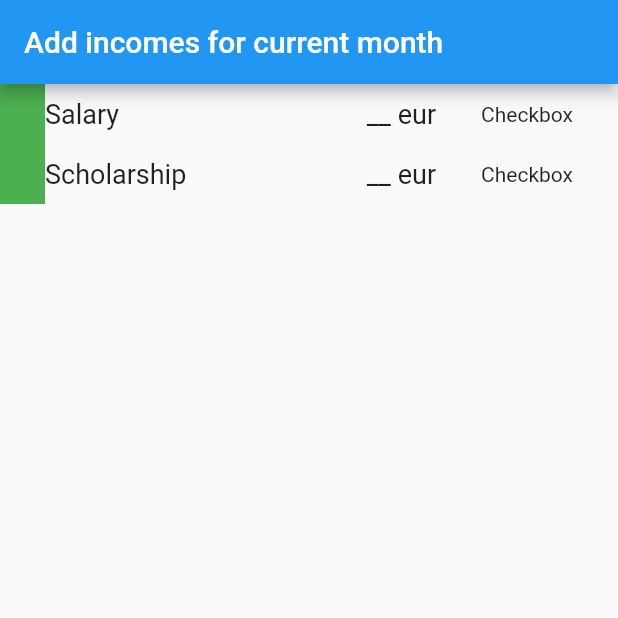
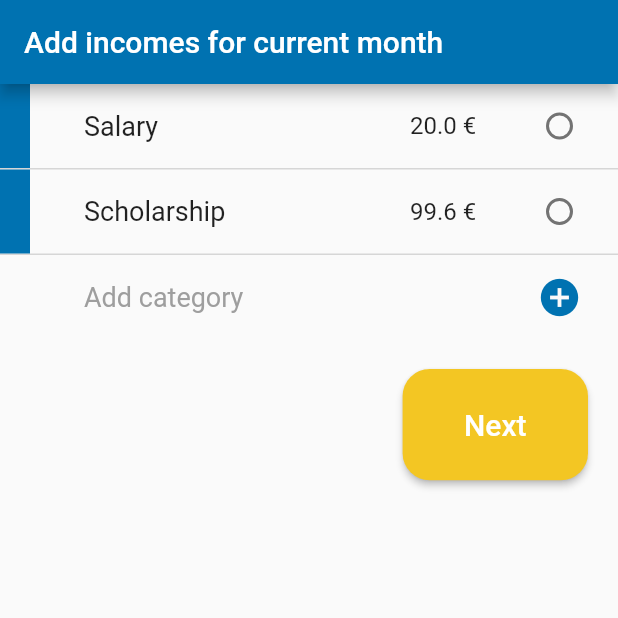
Before and after one commit to ElinaMaleksa/wisebu, a Flutter app: the screen it shows after launch, after a tap on an icon or button, on a phone screen of 412 x 824 dp, the top half of it. Run offline on Flutter 3.47's test engine with Material 2 defaults, Android fonts, the phone set to English and light mode, and no system bars; our stand-ins replace circular_check_box; missing offline and left inert: clippy_flutter.

Commit message:
screens update

```diff
--- /dev/null
+++ b/lib/data/Category.dart
@@ -0,0 +1,15 @@
+import 'package:flutter/cupertino.dart';
+
+class Category {
+  String title;
+  String type; // income or expense
+  double value;
+  bool doShow;
+
+  Category({
+    @required this.title,
+    @required this.type,
+    @required this.value,
+    @required this.doShow,
+  });
+}
--- a/lib/main.dart
+++ b/lib/main.dart
@@ -12,6 +12,8 @@ class MyApp extends StatelessWidget {
       title: 'WiseBu',
       theme: ThemeData(
         primarySwatch: Colors.blue,
+        primaryColor: Color(0xFF0072B1),
+        accentColor: Color(0xFFF3C623),
         visualDensity: VisualDensity.adaptivePlatformDensity,
       ),
       home: OpenScreen(),
--- /dev/null
+++ b/lib/screens/MainScreen.dart
@@ -0,0 +1,18 @@
+import 'package:flutter/cupertino.dart';
+import 'package:flutter/material.dart';
+
+class MainScreen extends StatelessWidget {
+  @override
+  Widget build(BuildContext context) {
+    return Scaffold(
+      appBar: AppBar(
+        title: Text("BUDGET"),
+        // disable going back from appBar
+        automaticallyImplyLeading: false,
+      ),
+      body: Center(
+        child: Text("This is the main screen."),
+      ),
+    );
+  }
+}
--- a/lib/screens/OpenScreen.dart
+++ b/lib/screens/OpenScreen.dart
@@ -1,13 +1,15 @@
 import 'package:clippy_flutter/arc.dart';
 import 'package:flutter/cupertino.dart';
 import 'package:flutter/material.dart';
-import 'package:wisebu/screens/StartIncomesScreen.dart';
+import 'package:wisebu/screens/SetupScreen.dart';
+import 'package:wisebu/widgets/Widgets.dart';
 
 class OpenScreen extends StatelessWidget {
   @override
   Widget build(BuildContext context) {
     return Scaffold(
       body: Column(
+        crossAxisAlignment: CrossAxisAlignment.center,
         children: [
           Arc(
             height: 50,
@@ -15,10 +17,13 @@ class OpenScreen extends StatelessWidget {
               ClipShadow(color: Colors.black54, elevation: 15),
             ],
             child: Container(
-              color: Colors.blueAccent,
+              color: Theme.of(context).primaryColor,
               width: MediaQuery.of(context).size.width,
               height: MediaQuery.of(context).size.height * 0.65,
-              child: Center(child: Text('PICTURE HERE')),
+              child: Image.asset(
+                "lib/images/illustration.png",
+                scale: 4,
+              ),
             ),
           ),
           Expanded(
@@ -32,24 +37,23 @@ class OpenScreen extends StatelessWidget {
                     style: TextStyle(fontSize: 25),
                   ))),
           Container(
-            height: MediaQuery.of(context).size.height * 0.06,
-            width: MediaQuery.of(context).size.width * 0.7,
             margin: EdgeInsets.only(
-                bottom: MediaQuery.of(context).size.height * 0.08),
-            child: RaisedButton(
-              shape: RoundedRectangleBorder(
-                borderRadius: BorderRadius.circular(18),
-              ),
-              color: Colors.blueAccent,
-              child: Text(
-                'Let\'s start!',
-                style: TextStyle(color: Colors.white, fontSize: 18),
-              ),
-              onPressed: () {
-                Navigator.of(context).pushReplacement(MaterialPageRoute(
-                    builder: (context) => StartIncomesScreen()));
-              },
-            ),
+                bottom: MediaQuery.of(context).size.height * 0.05),
+            child: yellowButton(
+                context: context,
+                isLarge: true,
+                onPressed: () {
+                  Navigator.of(context).pushReplacement(
+                    MaterialPageRoute(
+                      builder: (context) => SetupScreen(
+                        appBarTitle: addIncomesTitle,
+                        buttonText: "Next",
+                        color: Theme.of(context).primaryColor,
+                      ),
+                    ),
+                  );
+                },
+                text: "Let\'s start!"),
           ),
         ],
       ),
--- /dev/null
+++ b/lib/screens/SetupScreen.dart
@@ -0,0 +1,148 @@
+import 'package:circular_check_box/circular_check_box.dart';
+import 'package:flutter/cupertino.dart';
+import 'package:flutter/material.dart';
+import 'package:wisebu/screens/MainScreen.dart';
+import 'package:wisebu/widgets/Widgets.dart';
+
+class SetupScreen extends StatefulWidget {
+  final String buttonText, appBarTitle;
+  final Color color;
+
+  SetupScreen(
+      {@required this.buttonText,
+      @required this.color,
+      @required this.appBarTitle});
+
+  @override
+  State<StatefulWidget> createState() => SetupScreenState();
+}
+
+class SetupScreenState extends State<SetupScreen> {
+  bool isExpenses;
+
+  @override
+  void initState() {
+    if (widget.appBarTitle == addExpensesTitle)
+      isExpenses = true;
+    else
+      isExpenses = false;
+
+    super.initState();
+  }
+
+  @override
+  Widget build(BuildContext context) {
+    return Scaffold(
+      appBar: AppBar(
+        title: Text(widget.appBarTitle),
+        // disable going back from appBar
+        automaticallyImplyLeading: false,
+      ),
+      body: ListView(
+        children: [
+          ListView.builder(
+            physics: NeverScrollableScrollPhysics(),
+            shrinkWrap: true,
+            itemCount: isExpenses ? expenses.length : incomes.length,
+            itemBuilder: (context, index) {
+              return Container(
+                decoration: BoxDecoration(
+                  border: Border(
+                    bottom: BorderSide(
+                      color: Colors.grey[350],
+                      width: 1,
+                    ),
+                  ),
+                ),
+                child: ListTile(
+                  contentPadding: EdgeInsets.only(left: 0.0, right: 15),
+                  title: Text(
+                    isExpenses
+                        ? '${expenses[index].title}'
+                        : '${incomes[index].title}',
+                    style: TextStyle(fontSize: 18),
+                  ),
+                  leading: Container(
+                    color: widget.color,
+                    width: 20,
+                  ),
+                  trailing: SizedBox(
+                    width: MediaQuery.of(context).size.width * 0.3,
+                    child: Row(
+                      children: [
+                        Text(
+                          isExpenses
+                              ? "${expenses[index].value} €"
+                              : "${incomes[index].value} €",
+                          style: TextStyle(fontSize: 16),
+                        ),
+                        Spacer(),
+                        CircularCheckBox(
+                          onChanged: (value) {
+                            setState(() {
+                              if (isExpenses)
+                                expenses[index].doShow =
+                                    !expenses[index].doShow;
+                              else
+                                incomes[index].doShow = !incomes[index].doShow;
+                            });
+                          },
+                          value: isExpenses
+                              ? expenses[index].doShow
+                              : incomes[index].doShow,
+                          activeColor: widget.color,
+                        ),
+                      ],
+                    ),
+                  ),
+                ),
+              );
+            },
+          ),
+          ListTile(
+            contentPadding: EdgeInsets.only(left: 0.0, right: 15),
+            title: Text(
+              "Add category",
+              style: TextStyle(fontSize: 18, color: Colors.grey[500]),
+            ),
+            leading: SizedBox(width: 20),
+            trailing: IconButton(
+              icon: Icon(
+                Icons.add_circle,
+                size: 30,
+              ),
+              color: widget.color,
+              onPressed: () {},
+            ),
+          ),
+          Container(
+            margin: EdgeInsets.all(20),
+            alignment: Alignment.bottomRight,
+            child: yellowButton(
+              context: context,
+              onPressed: () {
+                if (isExpenses)
+                  Navigator.of(context).push(
+                    MaterialPageRoute(
+                      builder: (context) => MainScreen(),
+                    ),
+                  );
+                else
+                  Navigator.of(context).pushReplacement(
+                    MaterialPageRoute(
+                      builder: (context) => SetupScreen(
+                        appBarTitle: addExpensesTitle,
+                        buttonText: "Finish",
+                        color: Theme.of(context).accentColor,
+                      ),
+                    ),
+                  );
+              },
+              text: widget.buttonText,
+            ),
+          ),
+        ],
+      ),
+    );
+  }
+}
--- a/lib/screens/StartIncomesScreen.dart
+++ /dev/null
@@ -1,54 +0,0 @@
-import 'package:flutter/cupertino.dart';
-import 'package:flutter/material.dart';
-
-class StartIncomesScreen extends StatefulWidget {
-  @override
-  State<StatefulWidget> createState() => StartIncomesScreenState();
-}
-
-class StartIncomesScreenState extends State<StartIncomesScreen> {
-  List<String> items = ['Salary', 'Scholarship'];
-
-  @override
-  Widget build(BuildContext context) {
-    return Scaffold(
-        appBar: AppBar(
-          title: Text('Add incomes for current month'),
-          automaticallyImplyLeading: false,
-        ),
-        body: Column(
-          children: [
-            ListView.builder(
-              shrinkWrap: true,
-              itemCount: items.length,
-              itemBuilder: (context, index) {
-                return Row(
-                  children: [
-                    Container(
-                      width: 30,
-                      height: 40,
-                      color: Colors.green,
-                    ),
-                    Text(
-                      '${items[index]}',
-                      style: TextStyle(fontSize: 18),
-                    ),
-                    Spacer(),
-                    Container(
-                      child: Text(
-                        '__ eur',
-                        style: TextStyle(fontSize: 18),
-                      ),
-                    ),
-                    Container(
-                      padding: EdgeInsets.symmetric(horizontal: 30),
-                      child: Text('Checkbox'),
-                    ),
-                  ],
-                );
-              },
-            ),
-          ],
-        ));
-  }
-}
--- /dev/null
+++ b/lib/widgets/Widgets.dart
@@ -0,0 +1,46 @@
+import 'package:flutter/material.dart';
+import 'package:wisebu/data/Category.dart';
+
+final String addExpensesTitle = "Create expense\'s categories";
+final String addIncomesTitle = "Add incomes for current month";
+
+final String expenseType = "Expense";
+final String incomeType = "Income";
+
+List<Category> incomes = [
+  Category(title: "Salary", type: incomeType, value: 20, doShow: false),
+  Category(title: "Scholarship", type: incomeType, value: 99.60, doShow: false),
+];
+
+List<Category> expenses = [
+  Category(title: "Home/rent", type: expenseType, value: 0, doShow: false),
+  Category(title: "Groceries", type: expenseType, value: 0, doShow: false),
+  Category(title: "Transportation", type: expenseType, value: 0, doShow: false),
+  Category(title: "Entertainment", type: expenseType, value: 0, doShow: false),
+  Category(title: "Bills", type: expenseType, value: 0, doShow: false),
+];
+
+Widget yellowButton(
+    {@required BuildContext context,
+    @required onPressed,
+    @required String text,
+    bool isLarge}) {
+  if (isLarge == null) isLarge = false;
+  return SizedBox(
+    height: MediaQuery.of(context).size.height * 0.09,
+    width: MediaQuery.of(context).size.width * (isLarge ? 0.7 : 0.3),
+    child: RaisedButton(
+      shape: RoundedRectangleBorder(
+        borderRadius: BorderRadius.circular(18),
+      ),
+      color: Theme.of(context).accentColor,
+      child: FittedBox(
+        child: Text(
+          text,
+          style: TextStyle(color: Colors.white, fontSize: 20),
+        ),
+      ),
+      onPressed: onPressed,
+    ),
+  );
+}
--- a/pubspec.yaml
+++ b/pubspec.yaml
@@ -10,6 +10,7 @@ environment:
 
 dependencies:
   clippy_flutter: ^1.1.1
+  circular_check_box: ^1.0.4
 
 
   flutter:
@@ -23,3 +24,5 @@ dev_dependencies:
 
 flutter:
   uses-material-design: true
+  assets:
+    - lib/images/
```
Also changed, not shown: lib/images/illustration.png (added), pubspec.lock, 1 other file.
